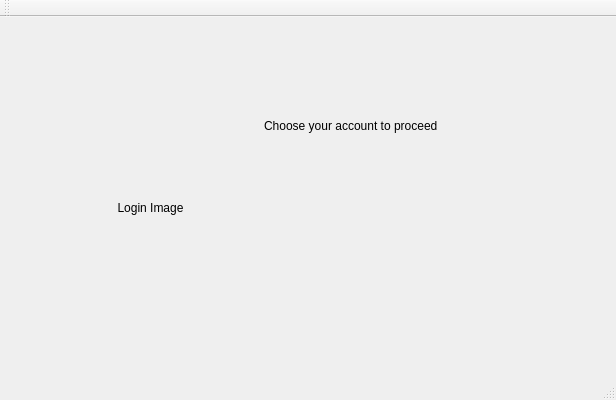
First picture: the form in TennisDesktopApp.ui, repository KadirEmreAVCI/MasterTennisApp, before the edit.
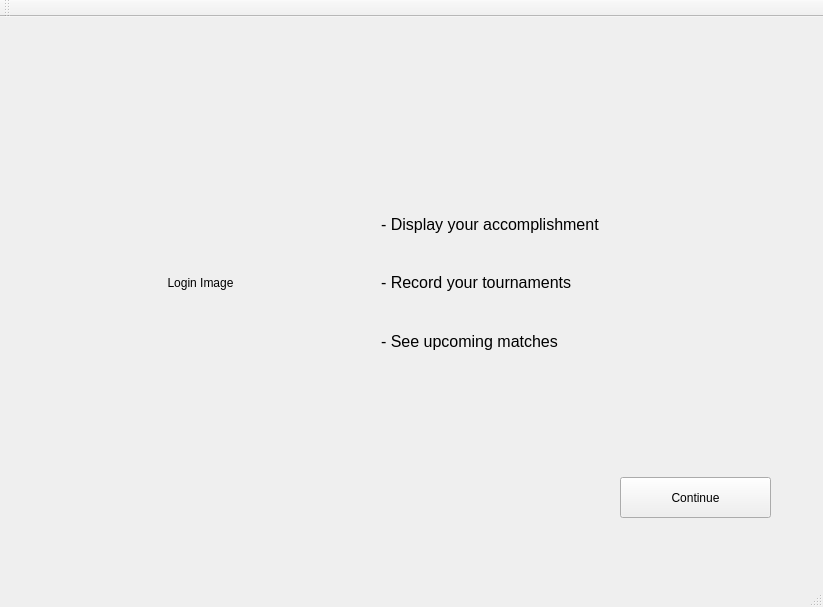
Second picture: the form after the edit.

Patch:
```diff
--- a/TennisDesktopApp.ui
+++ b/TennisDesktopApp.ui
@@ -6,26 +6,74 @@
    <rect>
     <x>0</x>
     <y>0</y>
-    <width>616</width>
-    <height>400</height>
+    <width>823</width>
+    <height>607</height>
    </rect>
   </property>
   <property name="windowTitle">
    <string>TennisDesktopApp</string>
   </property>
   <widget class="QWidget" name="centralWidget">
+   <widget class="QWidget" name="verticalLayoutWidget">
+    <property name="geometry">
+     <rect>
+      <x>370</x>
+      <y>170</y>
+      <width>401</width>
+      <height>191</height>
+     </rect>
+    </property>
+    <layout class="QVBoxLayout" name="verticalLayout_2">
+     <item>
+      <widget class="QLabel" name="label_Intro2">
+       <property name="font">
+        <font>
+         <pointsize>12</pointsize>
+        </font>
+       </property>
+       <property name="text">
+        <string>- Display your accomplishment</string>
+       </property>
+      </widget>
+     </item>
+     <item>
+      <widget class="QLabel" name="label_Intro1">
+       <property name="font">
+        <font>
+         <pointsize>12</pointsize>
+        </font>
+       </property>
+       <property name="text">
+        <string>- Record your tournaments</string>
+       </property>
+      </widget>
+     </item>
+     <item>
+      <widget class="QLabel" name="label_Intro3">
+       <property name="font">
+        <font>
+         <pointsize>12</pointsize>
+        </font>
+       </property>
+       <property name="text">
+        <string>- See upcoming matches</string>
+       </property>
+      </widget>
+     </item>
+    </layout>
+   </widget>
    <widget class="QLabel" name="label_WelcomeText">
     <property name="geometry">
      <rect>
-      <x>110</x>
-      <y>20</y>
-      <width>371</width>
+      <x>130</x>
+      <y>30</y>
+      <width>541</width>
       <height>51</height>
      </rect>
     </property>
     <property name="font">
      <font>
-      <pointsize>17</pointsize>
+      <pointsize>25</pointsize>
      </font>
     </property>
     <property name="text">
@@ -38,23 +86,10 @@
    <widget class="QLabel" name="label">
     <property name="geometry">
      <rect>
-      <x>264</x>
-      <y>101</y>
-      <width>173</width>
-      <height>16</height>
-     </rect>
-    </property>
-    <property name="text">
-     <string>Choose your account to proceed</string>
-    </property>
-   </widget>
-   <widget class="QLabel" name="labelLoginPic">
-    <property name="geometry">
-     <rect>
-      <x>90</x>
+      <x>80</x>
       <y>120</y>
-      <width>121</width>
-      <height>141</height>
+      <width>241</width>
+      <height>291</height>
      </rect>
     </property>
     <property name="font">
@@ -72,6 +107,19 @@
      <set>Qt::AlignmentFlag::AlignCenter</set>
     </property>
    </widget>
+   <widget class="QPushButton" name="continueButton">
+    <property name="geometry">
+     <rect>
+      <x>620</x>
+      <y>460</y>
+      <width>151</width>
+      <height>41</height>
+     </rect>
+    </property>
+    <property name="text">
+     <string>Continue</string>
+    </property>
+   </widget>
   </widget>
   <widget class="QMenuBar" name="menuBar">
    <property name="geometry">
```
Left out of the diff: 4 changed lines with no effect on the pictures.
